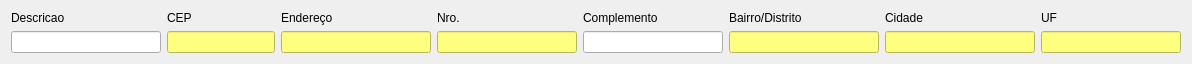
First picture: the form in widgetendereco.ui, repository lellisls/ERP-STACCATO, before the edit.
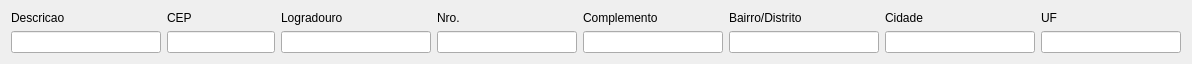
Second picture: the form after the edit. Custom widgets are drawn as their Qt base class.

What changed in the file:
```diff
--- a/widgetendereco.ui
+++ b/widgetendereco.ui
@@ -29,7 +29,7 @@
    <item row="0" column="2">
     <widget class="QLabel" name="labelEndereco">
      <property name="text">
-      <string>Endereço</string>
+      <string>Logradouro</string>
      </property>
     </widget>
    </item>
@@ -61,9 +61,6 @@
        <height>16777215</height>
       </size>
      </property>
-     <property name="styleSheet">
-      <string notr="true">background-color: rgb(255, 255, 127);</string>
-     </property>
     </widget>
    </item>
    <item row="1" column="4">
@@ -100,9 +97,6 @@
        <height>0</height>
       </size>
      </property>
-     <property name="styleSheet">
-      <string notr="true">background-color: rgb(255, 255, 127);</string>
-     </property>
     </widget>
    </item>
    <item row="0" column="5">
@@ -135,9 +129,6 @@
      <property name="toolTip">
       <string>&lt;html&gt;&lt;head/&gt;&lt;body&gt;&lt;p&gt;O sistema preenche o endereço automaticamente a partir do CEP&lt;/p&gt;&lt;/body&gt;&lt;/html&gt;</string>
      </property>
-     <property name="styleSheet">
-      <string notr="true">background-color: rgb(255, 255, 127);</string>
-     </property>
     </widget>
    </item>
    <item row="0" column="6">
@@ -155,9 +146,6 @@
        <height>0</height>
       </size>
      </property>
-     <property name="styleSheet">
-      <string notr="true">background-color: rgb(255, 255, 127);</string>
-     </property>
     </widget>
    </item>
    <item row="0" column="7">
@@ -175,9 +163,6 @@
        <height>0</height>
       </size>
      </property>
-     <property name="styleSheet">
-      <string notr="true">background-color: rgb(255, 255, 127);</string>
-     </property>
     </widget>
    </item>
    <item row="1" column="7">
@@ -194,9 +179,6 @@
        <height>16777215</height>
       </size>
      </property>
-     <property name="styleSheet">
-      <string notr="true">background-color: rgb(255, 255, 127);</string>
-     </property>
     </widget>
    </item>
    <item row="0" column="0">
```
